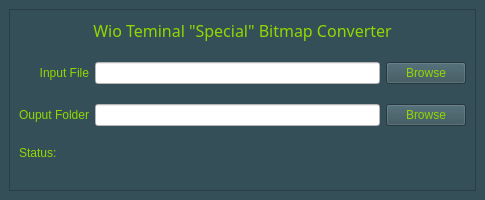
Qt form bitmapImageConverter/WioTerminalBitmapConverterGUI.ui (haydn9000/SeeedWioTerminalTestRun) before a commit.
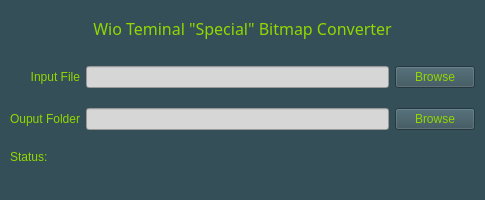
The same form after that commit.

```diff
--- a/bitmapImageConverter/WioTerminalBitmapConverterGUI.ui
+++ b/bitmapImageConverter/WioTerminalBitmapConverterGUI.ui
@@ -33,12 +33,27 @@
 }</string>
       </property>
       <property name="frameShape">
-       <enum>QFrame::StyledPanel</enum>
+       <enum>QFrame::NoFrame</enum>
       </property>
       <property name="frameShadow">
        <enum>QFrame::Raised</enum>
       </property>
+      <property name="lineWidth">
+       <number>0</number>
+      </property>
       <layout class="QHBoxLayout" name="horizontalLayout">
+       <property name="leftMargin">
+        <number>1</number>
+       </property>
+       <property name="topMargin">
+        <number>1</number>
+       </property>
+       <property name="rightMargin">
+        <number>1</number>
+       </property>
+       <property name="bottomMargin">
+        <number>1</number>
+       </property>
        <item>
         <layout class="QGridLayout" name="gridLayout">
          <property name="verticalSpacing">
@@ -47,7 +62,7 @@
          <item row="1" column="1">
           <widget class="QLineEdit" name="lineEdit_2">
            <property name="styleSheet">
-            <string notr="true">background-color: rgb(255, 255, 255);</string>
+            <string notr="true">background-color: rgb(214, 214, 214);</string>
            </property>
           </widget>
          </item>
@@ -74,7 +89,7 @@
          <item row="2" column="1">
           <widget class="QLineEdit" name="lineEdit">
            <property name="styleSheet">
-            <string notr="true">background-color: rgb(255, 255, 255);</string>
+            <string notr="true">background-color: rgb(214, 214, 214);</string>
            </property>
           </widget>
          </item>
```
